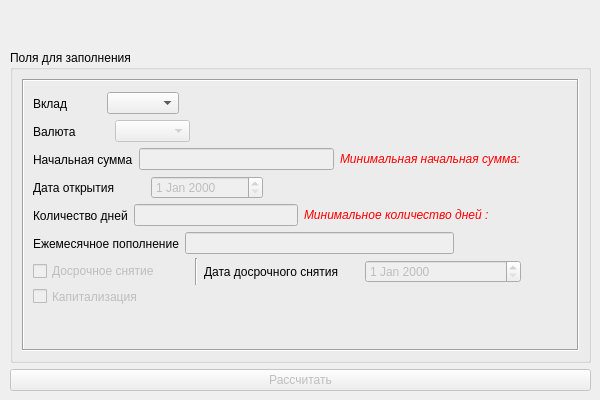
Before: the Qt Designer form ui_logic/depositform.ui in d1slike/depositPlus, drawn with Qt 5.
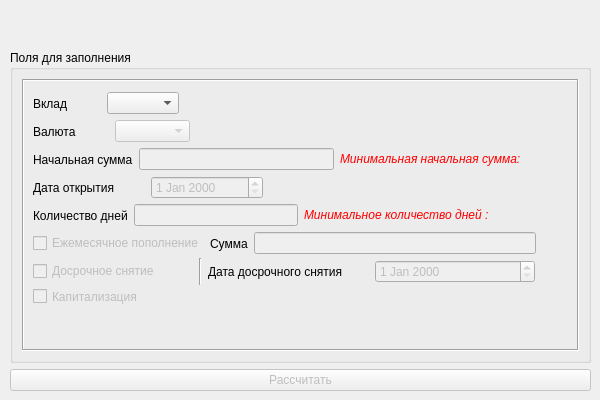
After: the same form once the commit is applied.

```diff
--- a/ui_logic/depositform.ui
+++ b/ui_logic/depositform.ui
@@ -154,7 +154,7 @@
            <rect>
             <x>11</x>
             <y>179</y>
-            <width>488</width>
+            <width>502</width>
             <height>27</height>
            </rect>
           </property>
@@ -230,20 +230,30 @@
            <rect>
             <x>11</x>
             <y>151</y>
-            <width>421</width>
+            <width>503</width>
             <height>27</height>
            </rect>
           </property>
           <layout class="QHBoxLayout" name="horizontalLayout_6">
            <item>
-            <widget class="QLabel" name="month_add_label">
+            <widget class="QCheckBox" name="supplement_flag">
+             <property name="enabled">
+              <bool>false</bool>
+             </property>
              <property name="text">
               <string>Ежемесячное пополнение</string>
              </property>
             </widget>
            </item>
            <item>
-            <widget class="QLineEdit" name="month_add">
+            <widget class="QLabel" name="supplement_sum_label">
+             <property name="text">
+              <string>Сумма</string>
+             </property>
+            </widget>
+           </item>
+           <item>
+            <widget class="QLineEdit" name="supplement_sum">
              <property name="enabled">
               <bool>false</bool>
              </property>
```
Left out of the diff: 8 changed lines with no effect on the pictures.
